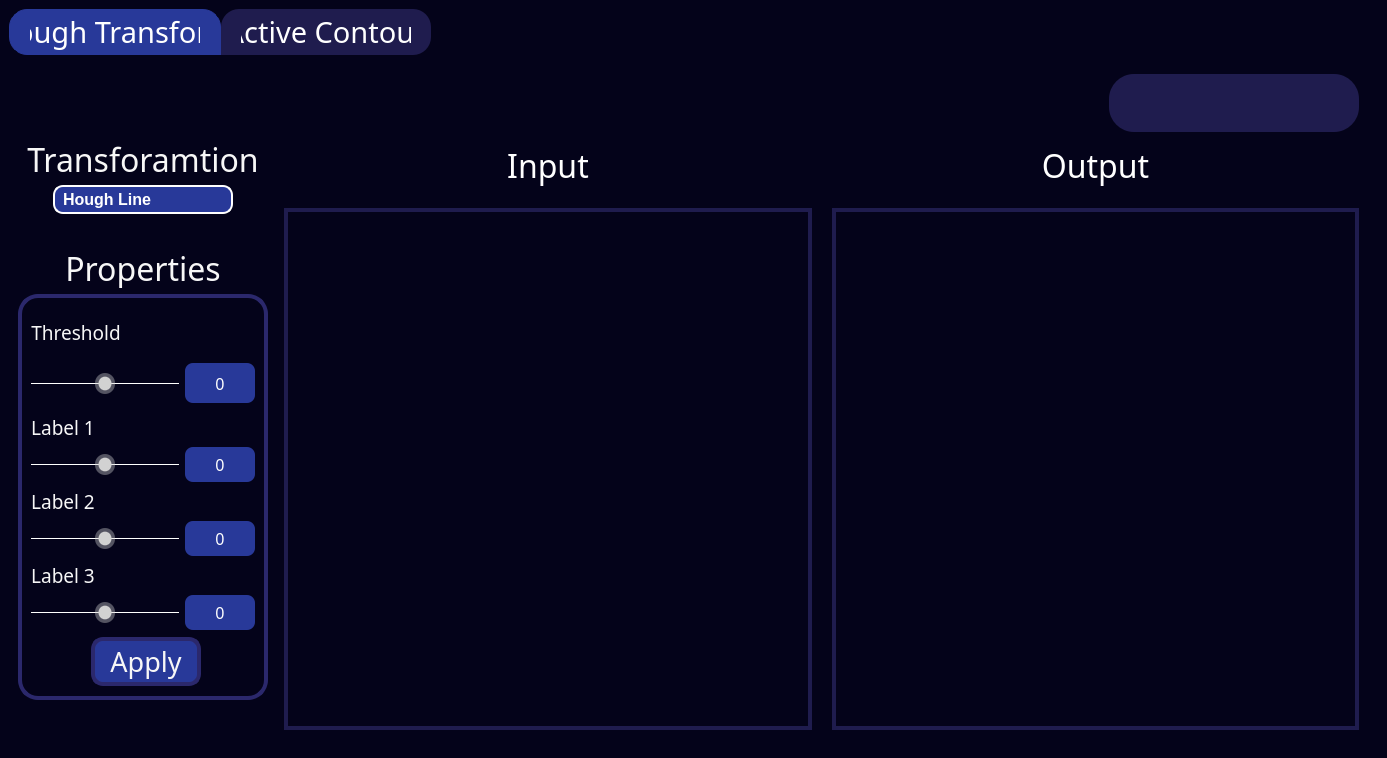
CVMangos/Task2, file Mainwindow.ui: the form before one commit.
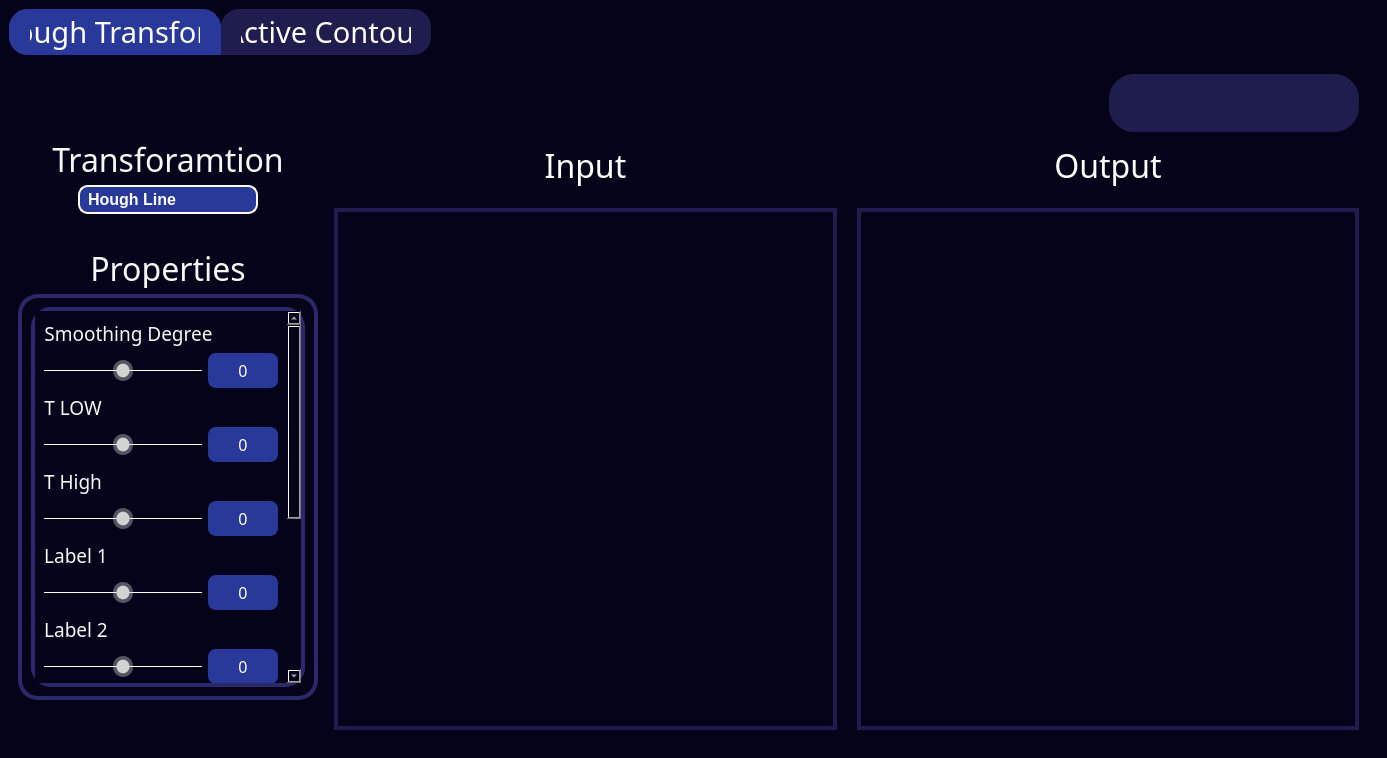
The form after the commit. The open tabs and pages were chosen to show the change. Icons and pictures are not drawn.

```diff
--- a/Mainwindow.ui
+++ b/Mainwindow.ui
@@ -261,13 +261,13 @@
              <widget class="QFrame" name="frame">
               <property name="minimumSize">
                <size>
-                <width>250</width>
+                <width>300</width>
                 <height>0</height>
                </size>
               </property>
               <property name="maximumSize">
                <size>
-                <width>250</width>
+                <width>300</width>
                 <height>16777215</height>
                </size>
               </property>
@@ -284,16 +284,43 @@
                <enum>QFrame::Raised</enum>
               </property>
               <layout class="QGridLayout" name="gridLayout_3">
-               <property name="sizeConstraint">
-                <enum>QLayout::SetMaximumSize</enum>
-               </property>
-               <property name="horizontalSpacing">
-                <number>6</number>
-               </property>
-               <item row="3" column="0" colspan="2">
-                <layout class="QVBoxLayout" name="verticalLayout_12">
+               <item row="0" column="0">
+                <widget class="QScrollArea" name="scrollArea">
+                 <property name="sizePolicy">
+                  <sizepolicy hsizetype="Preferred" vsizetype="Preferred">
+                   <horstretch>0</horstretch>
+                   <verstretch>0</verstretch>
+                  </sizepolicy>
+                 </property>
+                 <property name="minimumSize">
+                  <size>
+                   <width>250</width>
+                   <height>0</height>
+                  </size>
+                 </property>
+                 <property name="maximumSize">
+                  <size>
+                   <width>300</width>
+                   <height>16777215</height>
+                  </size>
+                 </property>
+                 <property name="widgetResizable">
+                  <bool>true</bool>
+                 </property>
+                 <widget class="QWidget" name="scrollAreaWidgetContents">
+                  <property name="geometry">
+                   <rect>
+                    <x>0</x>
+                    <y>0</y>
+                    <width>249</width>
+                    <height>683</height>
+                   </rect>
+                  </property>
+                  <layout class="QVBoxLayout" name="verticalLayout_17">
+                   <item>
+                    <layout class="QVBoxLayout" name="verticalLayout_3">
                  <item alignment="Qt::AlignLeft">
-                  <widget class="QLabel" name="label2">
+                      <widget class="QLabel" name="filterLable_3">
                    <property name="maximumSize">
                     <size>
                      <width>16777215</width>
@@ -314,7 +341,7 @@
 }</string>
                    </property>
                    <property name="text">
-                    <string>Label 2</string>
+                        <string>Smoothing Degree</string>
                    </property>
                    <property name="textFormat">
                     <enum>Qt::AutoText</enum>
@@ -325,9 +352,9 @@
                   </widget>
                  </item>
                  <item>
-                  <layout class="QHBoxLayout" name="horizontalLayout_5">
+                      <layout class="QHBoxLayout" name="horizontalLayout">
                    <item>
-                    <widget class="QSlider" name="Slider2">
+                        <widget class="QSlider" name="smoothingSlider">
                      <property name="sizePolicy">
                       <sizepolicy hsizetype="Preferred" vsizetype="Preferred">
                        <horstretch>0</horstretch>
@@ -380,7 +407,7 @@
                     </widget>
                    </item>
                    <item>
-                    <widget class="QLabel" name="slider2_val">
+                        <widget class="QLabel" name="smoothing_val">
                      <property name="maximumSize">
                       <size>
                        <width>70</width>
@@ -428,7 +455,283 @@
                  </item>
                 </layout>
                </item>
-               <item row="2" column="0" colspan="2">
+                   <item>
+                    <layout class="QVBoxLayout" name="verticalLayout_13">
+                     <item alignment="Qt::AlignLeft">
+                      <widget class="QLabel" name="filterLable_4">
+                       <property name="maximumSize">
+                        <size>
+                         <width>16777215</width>
+                         <height>40</height>
+                        </size>
+                       </property>
+                       <property name="font">
+                        <font>
+                         <family>A Nasr</family>
+                         <pointsize>14</pointsize>
+                         <bold>false</bold>
+                        </font>
+                       </property>
+                       <property name="styleSheet">
+                        <string notr="true">QLabel{
+	color: rgb(247, 247, 247);
+	border:none;
+}</string>
+                       </property>
+                       <property name="text">
+                        <string>T LOW</string>
+                       </property>
+                       <property name="textFormat">
+                        <enum>Qt::AutoText</enum>
+                       </property>
+                       <property name="alignment">
+                        <set>Qt::AlignCenter</set>
+                       </property>
+                      </widget>
+                     </item>
+                     <item>
+                      <layout class="QHBoxLayout" name="horizontalLayout_14">
+                       <item>
+                        <widget class="QSlider" name="t_low">
+                         <property name="sizePolicy">
+                          <sizepolicy hsizetype="Preferred" vsizetype="Preferred">
+                           <horstretch>0</horstretch>
+                           <verstretch>0</verstretch>
+                          </sizepolicy>
+                         </property>
+                         <property name="minimumSize">
+                          <size>
+                           <width>100</width>
+                           <height>35</height>
+                          </size>
+                         </property>
+                         <property name="maximumSize">
+                          <size>
+                           <width>16777215</width>
+                           <height>40</height>
+                          </size>
+                         </property>
+                         <property name="styleSheet">
+                          <string notr="true">QSlider:horizontal {
+    min-height: 35%;
+}
+QSlider::groove:horizontal {
+    height: 1px;
+    background: white; 
+}
+QSlider::handle:horizontal {
+    width: 20px;
+    margin-top: -10px;
+    margin-bottom: -10px;
+    border-radius: 10px;
+    background: qradialgradient(spread:reflect, cx:0.5, cy:0.5, radius:0.5, fx:0.5, fy:0.5, stop:0.6 rgba(210, 210, 210, 255), stop:0.7 rgba(210, 210, 210, 100));
+}
+QSlider::handle:horizontal:hover {
+    background: qradialgradient(spread:reflect, cx:0.5, cy:0.5, radius:0.5, fx:0.5, fy:0.5, stop:0.6 rgba(255, 255, 255, 255), stop:0.7 rgba(255, 255, 255, 100));
+}</string>
+                         </property>
+                         <property name="minimum">
+                          <number>50</number>
+                         </property>
+                         <property name="maximum">
+                          <number>250</number>
+                         </property>
+                         <property name="value">
+                          <number>150</number>
+                         </property>
+                         <property name="orientation">
+                          <enum>Qt::Horizontal</enum>
+                         </property>
+                        </widget>
+                       </item>
+                       <item>
+                        <widget class="QLabel" name="t_low_val">
+                         <property name="maximumSize">
+                          <size>
+                           <width>70</width>
+                           <height>40</height>
+                          </size>
+                         </property>
+                         <property name="font">
+                          <font>
+                           <family>Impact</family>
+                           <pointsize>12</pointsize>
+                          </font>
+                         </property>
+                         <property name="styleSheet">
+                          <string notr="true">QLabel {
+background-color: rgb(40, 57, 153);
+border: 0;
+border-radius: 8px;
+color: #fff;
+}</string>
+                         </property>
+                         <property name="frameShape">
+                          <enum>QFrame::NoFrame</enum>
+                         </property>
+                         <property name="frameShadow">
+                          <enum>QFrame::Plain</enum>
+                         </property>
+                         <property name="lineWidth">
+                          <number>5</number>
+                         </property>
+                         <property name="midLineWidth">
+                          <number>5</number>
+                         </property>
+                         <property name="text">
+                          <string>0</string>
+                         </property>
+                         <property name="textFormat">
+                          <enum>Qt::AutoText</enum>
+                         </property>
+                         <property name="alignment">
+                          <set>Qt::AlignCenter</set>
+                         </property>
+                        </widget>
+                       </item>
+                      </layout>
+                     </item>
+                    </layout>
+                   </item>
+                   <item>
+                    <layout class="QVBoxLayout" name="verticalLayout_14">
+                     <item alignment="Qt::AlignLeft">
+                      <widget class="QLabel" name="filterLable_5">
+                       <property name="maximumSize">
+                        <size>
+                         <width>16777215</width>
+                         <height>40</height>
+                        </size>
+                       </property>
+                       <property name="font">
+                        <font>
+                         <family>A Nasr</family>
+                         <pointsize>14</pointsize>
+                         <bold>false</bold>
+                        </font>
+                       </property>
+                       <property name="styleSheet">
+                        <string notr="true">QLabel{
+	color: rgb(247, 247, 247);
+	border:none;
+}</string>
+                       </property>
+                       <property name="text">
+                        <string>T High</string>
+                       </property>
+                       <property name="textFormat">
+                        <enum>Qt::AutoText</enum>
+                       </property>
+                       <property name="alignment">
+                        <set>Qt::AlignCenter</set>
+                       </property>
+                      </widget>
+                     </item>
+                     <item>
+                      <layout class="QHBoxLayout" name="horizontalLayout_19">
+                       <item>
+                        <widget class="QSlider" name="t_high">
+                         <property name="sizePolicy">
+                          <sizepolicy hsizetype="Preferred" vsizetype="Preferred">
+                           <horstretch>0</horstretch>
+                           <verstretch>0</verstretch>
+                          </sizepolicy>
+                         </property>
+                         <property name="minimumSize">
+                          <size>
+                           <width>100</width>
+                           <height>35</height>
+                          </size>
+                         </property>
+                         <property name="maximumSize">
+                          <size>
+                           <width>16777215</width>
+                           <height>40</height>
+                          </size>
+                         </property>
+                         <property name="styleSheet">
+                          <string notr="true">QSlider:horizontal {
+    min-height: 35%;
+}
+QSlider::groove:horizontal {
+    height: 1px;
+    background: white; 
+}
+QSlider::handle:horizontal {
+    width: 20px;
+    margin-top: -10px;
+    margin-bottom: -10px;
+    border-radius: 10px;
+    background: qradialgradient(spread:reflect, cx:0.5, cy:0.5, radius:0.5, fx:0.5, fy:0.5, stop:0.6 rgba(210, 210, 210, 255), stop:0.7 rgba(210, 210, 210, 100));
+}
+QSlider::handle:horizontal:hover {
+    background: qradialgradient(spread:reflect, cx:0.5, cy:0.5, radius:0.5, fx:0.5, fy:0.5, stop:0.6 rgba(255, 255, 255, 255), stop:0.7 rgba(255, 255, 255, 100));
+}</string>
+                         </property>
+                         <property name="minimum">
+                          <number>50</number>
+                         </property>
+                         <property name="maximum">
+                          <number>250</number>
+                         </property>
+                         <property name="value">
+                          <number>150</number>
+                         </property>
+                         <property name="orientation">
+                          <enum>Qt::Horizontal</enum>
+                         </property>
+                        </widget>
+                       </item>
+                       <item>
+                        <widget class="QLabel" name="t_high_val">
+                         <property name="maximumSize">
+                          <size>
+                           <width>70</width>
+                           <height>40</height>
+                          </size>
+                         </property>
+                         <property name="font">
+                          <font>
+                           <family>Impact</family>
+                           <pointsize>12</pointsize>
+                          </font>
+                         </property>
+                         <property name="styleSheet">
+                          <string notr="true">QLabel {
+background-color: rgb(40, 57, 153);
+border: 0;
+border-radius: 8px;
+color: #fff;
+}</string>
+                         </property>
+                         <property name="frameShape">
+                          <enum>QFrame::NoFrame</enum>
+                         </property>
+                         <property name="frameShadow">
+                          <enum>QFrame::Plain</enum>
+                         </property>
+                         <property name="lineWidth">
+                          <number>5</number>
+                         </property>
+                         <property name="midLineWidth">
+                          <number>5</number>
+                         </property>
+                         <property name="text">
+                          <string>0</string>
+                         </property>
+                         <property name="textFormat">
+                          <enum>Qt::AutoText</enum>
+                         </property>
+                         <property name="alignment">
+                          <set>Qt::AlignCenter</set>
+                         </property>
+                        </widget>
+                       </item>
+                      </layout>
+                     </item>
+                    </layout>
+                   </item>
+                   <item>
                 <layout class="QVBoxLayout" name="verticalLayout_10">
                  <item alignment="Qt::AlignLeft">
                   <widget class="QLabel" name="label1">
@@ -566,72 +869,145 @@
                  </item>
                 </layout>
                </item>
-               <item row="5" column="0" alignment="Qt::AlignVCenter">
-                <widget class="QPushButton" name="applyButton">
+                   <item>
+                    <layout class="QVBoxLayout" name="verticalLayout_12">
+                     <item alignment="Qt::AlignLeft">
+                      <widget class="QLabel" name="label2">
+                       <property name="maximumSize">
+                        <size>
+                         <width>16777215</width>
+                         <height>40</height>
+                        </size>
+                       </property>
+                       <property name="font">
+                        <font>
+                         <family>A Nasr</family>
+                         <pointsize>14</pointsize>
+                         <bold>false</bold>
+                        </font>
+                       </property>
+                       <property name="styleSheet">
+                        <string notr="true">QLabel{
+	color: rgb(247, 247, 247);
+	border:none;
+}</string>
+                       </property>
+                       <property name="text">
+                        <string>Label 2</string>
+                       </property>
+                       <property name="textFormat">
+                        <enum>Qt::AutoText</enum>
+                       </property>
+                       <property name="alignment">
+                        <set>Qt::AlignCenter</set>
+                       </property>
+                      </widget>
+                     </item>
+                     <item>
+                      <layout class="QHBoxLayout" name="horizontalLayout_5">
+                       <item>
+                        <widget class="QSlider" name="Slider2">
                  <property name="sizePolicy">
-                  <sizepolicy hsizetype="Minimum" vsizetype="Fixed">
+                          <sizepolicy hsizetype="Preferred" vsizetype="Preferred">
                    <horstretch>0</horstretch>
                    <verstretch>0</verstretch>
                   </sizepolicy>
                  </property>
                  <property name="minimumSize">
                   <size>
-                   <width>0</width>
-                   <height>0</height>
+                           <width>100</width>
+                           <height>35</height>
                   </size>
                  </property>
                  <property name="maximumSize">
                   <size>
                    <width>16777215</width>
-                   <height>16777215</height>
+                           <height>40</height>
+                          </size>
+                         </property>
+                         <property name="styleSheet">
+                          <string notr="true">QSlider:horizontal {
+    min-height: 35%;
+}
+QSlider::groove:horizontal {
+    height: 1px;
+    background: white; 
+}
+QSlider::handle:horizontal {
+    width: 20px;
+    margin-top: -10px;
+    margin-bottom: -10px;
+    border-radius: 10px;
+    background: qradialgradient(spread:reflect, cx:0.5, cy:0.5, radius:0.5, fx:0.5, fy:0.5, stop:0.6 rgba(210, 210, 210, 255), stop:0.7 rgba(210, 210, 210, 100));
+}
+QSlider::handle:horizontal:hover {
+    background: qradialgradient(spread:reflect, cx:0.5, cy:0.5, radius:0.5, fx:0.5, fy:0.5, stop:0.6 rgba(255, 255, 255, 255), stop:0.7 rgba(255, 255, 255, 100));
+}</string>
+                         </property>
+                         <property name="minimum">
+                          <number>50</number>
+                         </property>
+                         <property name="maximum">
+                          <number>250</number>
+                         </property>
+                         <property name="value">
+                          <number>150</number>
+                         </property>
+                         <property name="orientation">
+                          <enum>Qt::Horizontal</enum>
+                         </property>
+                        </widget>
+                       </item>
+                       <item>
+                        <widget class="QLabel" name="slider2_val">
+                         <property name="maximumSize">
+                          <size>
+                           <width>70</width>
+                           <height>40</height>
                   </size>
                  </property>
                  <property name="font">
                   <font>
                    <family>Impact</family>
-                   <pointsize>20</pointsize>
-                   <bold>false</bold>
-                  </font>
-                 </property>
-                 <property name="layoutDirection">
-                  <enum>Qt::LeftToRight</enum>
-                 </property>
-                 <property name="autoFillBackground">
-                  <bool>false</bool>
-                 </property>
+                           <pointsize>12</pointsize>
+                          </font>
+                         </property>
                  <property name="styleSheet">
-                  <string notr="true">QPushButton{
-appearance: button;
-backface-visibility: hidden;
-background-color: #283999;
-border-radius: 12px;
-border: 4px solid rgb(43, 40, 108);
-box-shadow: rgba(50, 50, 93, .1) 0 0 0 1px inset,rgba(50, 50, 93, .1) 0 2px 5px 0,rgba(0, 0, 0, .07) 0 1px 1px 0;
-	color: rgb(247, 247, 247);
-margin-left:60;
-cursor: pointer;
-font-size: 100%;
-height: 35px;
-padding: 3px 15px;
-position: relative;
-text-align: center;
-}
-QPushButton:hover{
-background-color: #3348c1;
-}
-QPushButton:pressed{
-background-color: #1c2973;
+                          <string notr="true">QLabel {
+background-color: rgb(40, 57, 153);
+border: 0;
+border-radius: 8px;
+color: #fff;
 }</string>
                  </property>
+                         <property name="frameShape">
+                          <enum>QFrame::NoFrame</enum>
+                         </property>
+                         <property name="frameShadow">
+                          <enum>QFrame::Plain</enum>
+                         </property>
+                         <property name="lineWidth">
+                          <number>5</number>
+                         </property>
+                         <property name="midLineWidth">
+                          <number>5</number>
+                         </property>
                  <property name="text">
-                  <string>Apply</string>
-                 </property>
-                 <property name="autoDefault">
-                  <bool>false</bool>
+                          <string>0</string>
+                         </property>
+                         <property name="textFormat">
+                          <enum>Qt::AutoText</enum>
+                         </property>
+                         <property name="alignment">
+                          <set>Qt::AlignCenter</set>
                  </property>
                 </widget>
                </item>
-               <item row="4" column="0" colspan="2">
+                      </layout>
+                     </item>
+                    </layout>
+                   </item>
+                   <item>
                 <layout class="QVBoxLayout" name="verticalLayout_11">
                  <item alignment="Qt::AlignLeft">
                   <widget class="QLabel" name="label3">
@@ -769,10 +1145,10 @@
                  </item>
                 </layout>
                </item>
-               <item row="0" column="0" rowspan="2" colspan="2">
-                <layout class="QVBoxLayout" name="verticalLayout_3">
+                   <item>
+                    <layout class="QVBoxLayout" name="verticalLayout_15">
                  <item alignment="Qt::AlignLeft">
-                  <widget class="QLabel" name="filterLable_3">
+                      <widget class="QLabel" name="label4">
                    <property name="maximumSize">
                     <size>
                      <width>16777215</width>
@@ -793,7 +1169,7 @@
 }</string>
                    </property>
                    <property name="text">
-                    <string>Threshold</string>
+                        <string>Label 4</string>
                    </property>
                    <property name="textFormat">
                     <enum>Qt::AutoText</enum>
@@ -804,9 +1180,9 @@
                   </widget>
                  </item>
                  <item>
-                  <layout class="QHBoxLayout" name="horizontalLayout">
+                      <layout class="QHBoxLayout" name="horizontalLayout_20">
                    <item>
-                    <widget class="QSlider" name="threshSlider">
+                        <widget class="QSlider" name="Slider4">
                      <property name="sizePolicy">
                       <sizepolicy hsizetype="Preferred" vsizetype="Preferred">
                        <horstretch>0</horstretch>
@@ -859,7 +1235,7 @@
                     </widget>
                    </item>
                    <item>
-                    <widget class="QLabel" name="slider0_val">
+                        <widget class="QLabel" name="slider4_val">
                      <property name="maximumSize">
                       <size>
                        <width>70</width>
@@ -906,6 +1282,216 @@
                   </layout>
                  </item>
                 </layout>
+                   </item>
+                   <item>
+                    <layout class="QVBoxLayout" name="verticalLayout_16">
+                     <item alignment="Qt::AlignLeft">
+                      <widget class="QLabel" name="label5">
+                       <property name="maximumSize">
+                        <size>
+                         <width>16777215</width>
+                         <height>40</height>
+                        </size>
+                       </property>
+                       <property name="font">
+                        <font>
+                         <family>A Nasr</family>
+                         <pointsize>14</pointsize>
+                         <bold>false</bold>
+                        </font>
+                       </property>
+                       <property name="styleSheet">
+                        <string notr="true">QLabel{
+	color: rgb(247, 247, 247);
+	border:none;
+}</string>
+                       </property>
+                       <property name="text">
+                        <string>Label 5</string>
+                       </property>
+                       <property name="textFormat">
+                        <enum>Qt::AutoText</enum>
+                       </property>
+                       <property name="alignment">
+                        <set>Qt::AlignCenter</set>
+                       </property>
+                      </widget>
+                     </item>
+                     <item>
+                      <layout class="QHBoxLayout" name="horizontalLayout_24">
+                       <item>
+                        <widget class="QSlider" name="Slider5">
+                         <property name="sizePolicy">
+                          <sizepolicy hsizetype="Preferred" vsizetype="Preferred">
+                           <horstretch>0</horstretch>
+                           <verstretch>0</verstretch>
+                          </sizepolicy>
+                         </property>
+                         <property name="minimumSize">
+                          <size>
+                           <width>100</width>
+                           <height>35</height>
+                          </size>
+                         </property>
+                         <property name="maximumSize">
+                          <size>
+                           <width>16777215</width>
+                           <height>40</height>
+                          </size>
+                         </property>
+                         <property name="styleSheet">
+                          <string notr="true">QSlider:horizontal {
+    min-height: 35%;
+}
+QSlider::groove:horizontal {
+    height: 1px;
+    background: white; 
+}
+QSlider::handle:horizontal {
+    width: 20px;
+    margin-top: -10px;
+    margin-bottom: -10px;
+    border-radius: 10px;
+    background: qradialgradient(spread:reflect, cx:0.5, cy:0.5, radius:0.5, fx:0.5, fy:0.5, stop:0.6 rgba(210, 210, 210, 255), stop:0.7 rgba(210, 210, 210, 100));
+}
+QSlider::handle:horizontal:hover {
+    background: qradialgradient(spread:reflect, cx:0.5, cy:0.5, radius:0.5, fx:0.5, fy:0.5, stop:0.6 rgba(255, 255, 255, 255), stop:0.7 rgba(255, 255, 255, 100));
+}</string>
+                         </property>
+                         <property name="minimum">
+                          <number>50</number>
+                         </property>
+                         <property name="maximum">
+                          <number>250</number>
+                         </property>
+                         <property name="value">
+                          <number>150</number>
+                         </property>
+                         <property name="orientation">
+                          <enum>Qt::Horizontal</enum>
+                         </property>
+                        </widget>
+                       </item>
+                       <item>
+                        <widget class="QLabel" name="slider5_val">
+                         <property name="maximumSize">
+                          <size>
+                           <width>70</width>
+                           <height>40</height>
+                          </size>
+                         </property>
+                         <property name="font">
+                          <font>
+                           <family>Impact</family>
+                           <pointsize>12</pointsize>
+                          </font>
+                         </property>
+                         <property name="styleSheet">
+                          <string notr="true">QLabel {
+background-color: rgb(40, 57, 153);
+border: 0;
+border-radius: 8px;
+color: #fff;
+}</string>
+                         </property>
+                         <property name="frameShape">
+                          <enum>QFrame::NoFrame</enum>
+                         </property>
+                         <property name="frameShadow">
+                          <enum>QFrame::Plain</enum>
+                         </property>
+                         <property name="lineWidth">
+                          <number>5</number>
+                         </property>
+                         <property name="midLineWidth">
+                          <number>5</number>
+                         </property>
+                         <property name="text">
+                          <string>0</string>
+                         </property>
+                         <property name="textFormat">
+                          <enum>Qt::AutoText</enum>
+                         </property>
+                         <property name="alignment">
+                          <set>Qt::AlignCenter</set>
+                         </property>
+                        </widget>
+                       </item>
+                      </layout>
+                     </item>
+                    </layout>
+                   </item>
+                   <item>
+                    <widget class="QPushButton" name="applyButton">
+                     <property name="enabled">
+                      <bool>true</bool>
+                     </property>
+                     <property name="sizePolicy">
+                      <sizepolicy hsizetype="Minimum" vsizetype="Fixed">
+                       <horstretch>0</horstretch>
+                       <verstretch>0</verstretch>
+                      </sizepolicy>
+                     </property>
+                     <property name="minimumSize">
+                      <size>
+                       <width>0</width>
+                       <height>0</height>
+                      </size>
+                     </property>
+                     <property name="maximumSize">
+                      <size>
+                       <width>16777215</width>
+                       <height>16777215</height>
+                      </size>
+                     </property>
+                     <property name="font">
+                      <font>
+                       <family>Impact</family>
+                       <pointsize>20</pointsize>
+                       <bold>false</bold>
+                      </font>
+                     </property>
+                     <property name="layoutDirection">
+                      <enum>Qt::LeftToRight</enum>
+                     </property>
+                     <property name="autoFillBackground">
+                      <bool>false</bool>
+                     </property>
+                     <property name="styleSheet">
+                      <string notr="true">QPushButton{
+appearance: button;
+backface-visibility: hidden;
+background-color: #283999;
+border-radius: 12px;
+border: 4px solid rgb(43, 40, 108);
+box-shadow: rgba(50, 50, 93, .1) 0 0 0 1px inset,rgba(50, 50, 93, .1) 0 2px 5px 0,rgba(0, 0, 0, .07) 0 1px 1px 0;
+	color: rgb(247, 247, 247);
+margin-left:60;
+cursor: pointer;
+font-size: 100%;
+height: 35px;
+padding: 3px 15px;
+position: relative;
+text-align: center;
+}
+QPushButton:hover{
+background-color: #3348c1;
+}
+QPushButton:pressed{
+background-color: #1c2973;
+}</string>
+                     </property>
+                     <property name="text">
+                      <string>Apply</string>
+                     </property>
+                     <property name="autoDefault">
+                      <bool>false</bool>
+                     </property>
+                    </widget>
+                   </item>
+                  </layout>
+                 </widget>
+                </widget>
                </item>
               </layout>
              </widget>
@@ -1234,7 +1820,7 @@
           <x>10</x>
           <y>20</y>
           <width>1341</width>
-          <height>106</height>
+          <height>127</height>
          </rect>
         </property>
         <layout class="QHBoxLayout" name="horizontalLayout_15" stretch="0,0,0">
@@ -1615,7 +2201,7 @@
                </widget>
               </item>
               <item row="1" column="0">
-               <layout class="QHBoxLayout" name="horizontalLayout_9">
+               <layout class="QHBoxLayout" name="horizontalLayout_25">
                 <item>
                  <widget class="QPushButton" name="importButton_2">
                   <property name="minimumSize">
@@ -1675,7 +2261,7 @@
                  </widget>
                 </item>
                 <item>
-                 <spacer name="horizontalSpacer_2">
+                 <spacer name="horizontalSpacer_12">
                   <property name="orientation">
                    <enum>Qt::Horizontal</enum>
                   </property>
@@ -1691,9 +2277,9 @@
                  </spacer>
                 </item>
                 <item>
-                 <layout class="QHBoxLayout" name="horizontalLayout_6">
+                 <layout class="QHBoxLayout" name="horizontalLayout_26">
                   <item>
-                   <widget class="QLabel" name="inputLabel_3">
+                   <widget class="QLabel" name="inputLabel_9">
                     <property name="font">
                      <font>
                       <family>Impact</family>
@@ -1719,7 +2305,7 @@
                    <widget class="QLineEdit" name="radius_"/>
                   </item>
                   <item>
-                   <layout class="QHBoxLayout" name="horizontalLayout_24">
+                   <layout class="QHBoxLayout" name="horizontalLayout_27">
                     <item>
                      <widget class="QLabel" name="inputLabel_14">
                       <property name="font">
```
Lines whose indentation alone changed are shown as unchanged.
